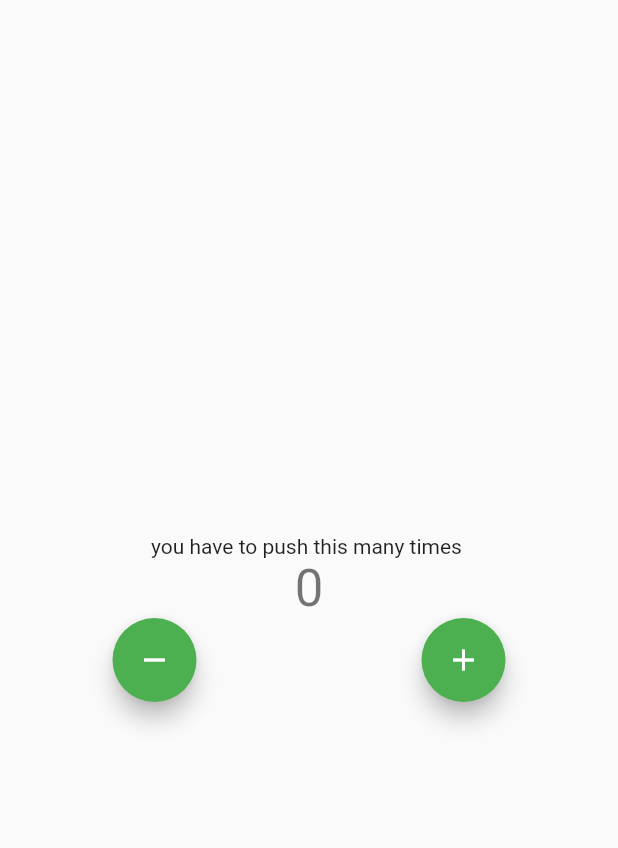
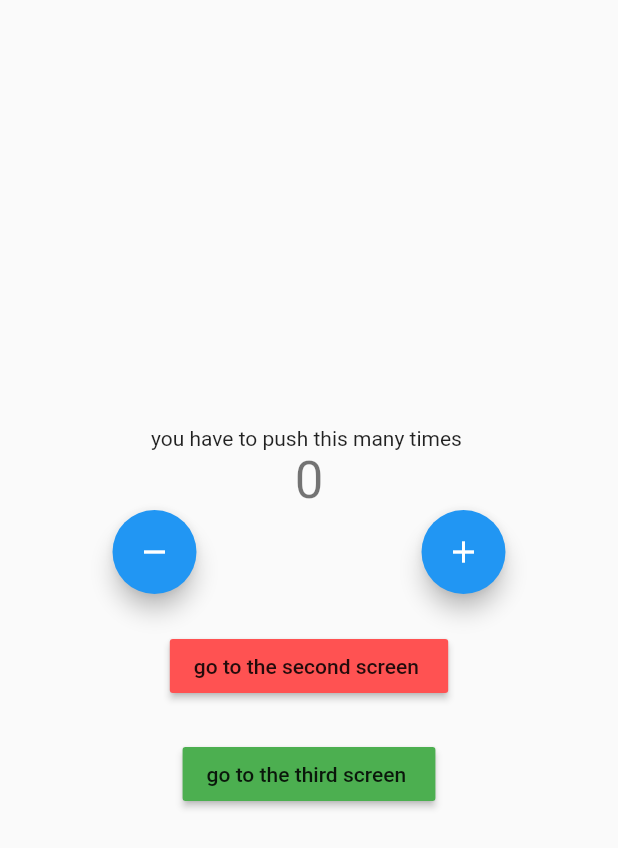
Before and after one commit to tarook0/Shop-App, a Flutter app: the screen it shows after launch, after a tap on the "remove" icon, after a tap on the "add" icon, after a tap on "go to the third screen", on a phone screen of 412 x 824 dp. Shown: the top 848 px of the screen. Run offline on Flutter 3.47's test engine with Material 2 defaults, Android fonts, the phone set to English and light mode, and no system bars; our stand-ins replace flutter_bloc.

Commit message:
create app router.

```diff
--- a/lib/main.dart
+++ b/lib/main.dart
@@ -1,4 +1,5 @@
 import 'package:block_concept/cubit/counter_cubit.dart';
+import 'package:block_concept/presentations/Router/app_router.dart';
 import 'package:block_concept/presentations/screen/home_screen.dart';
 import 'package:block_concept/presentations/screen/secon_screen.dart';
 import 'package:block_concept/presentations/screen/thierd_screen.dart';
@@ -18,35 +19,19 @@ class MainApp extends StatefulWidget {
 
 class _MainAppState extends State<MainApp> {
   final CounterCubit _CounterCubit = CounterCubit();
+  final AppRouter _appRouter=AppRouter();
 
   @override
   Widget build(BuildContext context) {
     return MaterialApp(
-        routes: {
-          '/': (context) => BlocProvider.value(
-                value: _CounterCubit,
-                child: HomeScreeen(
-                  title:
-                  'title',
-                  color:
-                  Colors.blue,
-                ),
-              ),
-          '/second': (context) => BlocProvider.value(
-                value:  _CounterCubit,
-                child: SecondScreeen( title: 'second',color:Colors.redAccent ,),
-              ),
-          '/third': (context) => BlocProvider.value(
-                value:  _CounterCubit,
-                child: ThirdScreeen( title:'second', color:  Colors.green,),
-              ),
-        },
+       onGenerateRoute: _appRouter.onGenerateRoute,
+
 
     );
   }
   @override
   void dispose(){
-    _CounterCubit.close();
+    _appRouter.dispose();
     super.dispose();
   }
 }
--- /dev/null
+++ b/lib/presentations/Router/app_router.dart
@@ -0,0 +1,37 @@
+import 'package:block_concept/cubit/counter_cubit.dart';
+import 'package:block_concept/presentations/screen/home_screen.dart';
+import 'package:block_concept/presentations/screen/secon_screen.dart';
+import 'package:flutter/material.dart';
+import 'package:flutter_bloc/flutter_bloc.dart';
+
+class AppRouter{
+  final CounterCubit _counterCubit=CounterCubit();
+  Route? onGenerateRoute(RouteSettings routeSettings ){
+    switch (routeSettings.name) {
+      case '/':
+      return MaterialPageRoute(builder: (_)=>BlocProvider.value(
+        value: _counterCubit,
+        child: HomeScreeen(title: 'HomeScreen', color: Colors.blueAccent),
+      ));
+        break;
+        case '/secound':
+      return MaterialPageRoute(builder: (_)=>BlocProvider.value(
+        value: _counterCubit,
+        child: SecondScreeen(title: 'secoundScreen', color: Colors.redAccent),
+      ));
+        break;
+        case '/third':
+      return MaterialPageRoute(builder: (_)=>BlocProvider.value(
+        value: _counterCubit,
+        child: HomeScreeen(title: 'HomeScreen', color: Colors.greenAccent),
+      ));
+        break;
+      default:
+      return null;
+    }
+
+  }
+  void dispose(){
+    _counterCubit.close();
+  }
+}
```
Also changed, not shown: lib/presentations/screen/home_screen.dart (line endings or trailing spaces).
